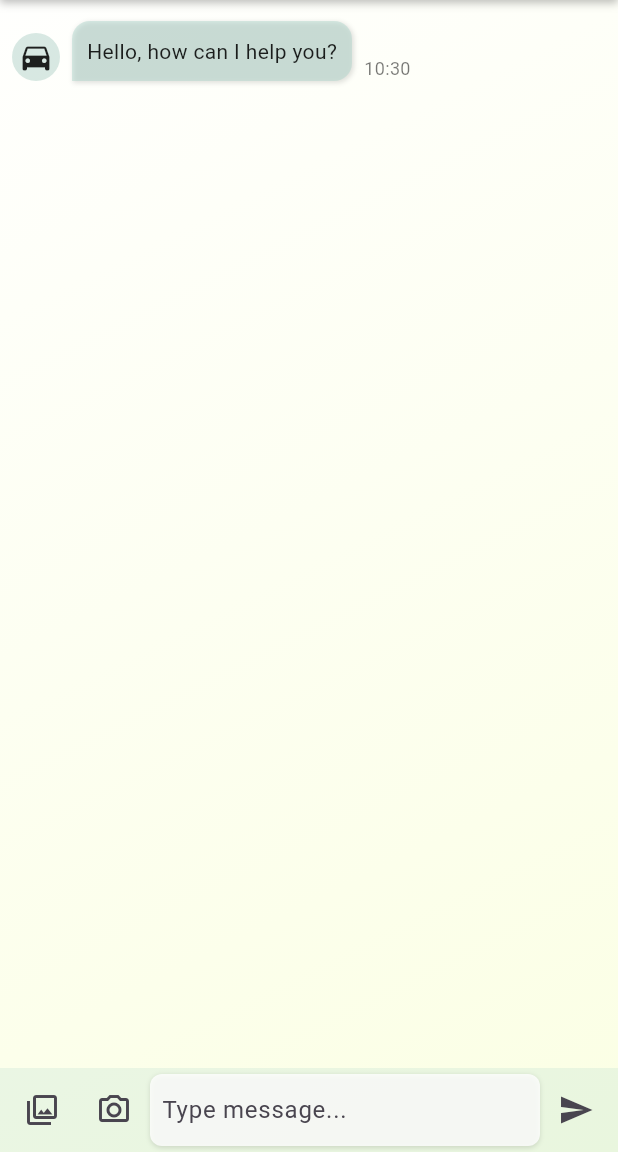
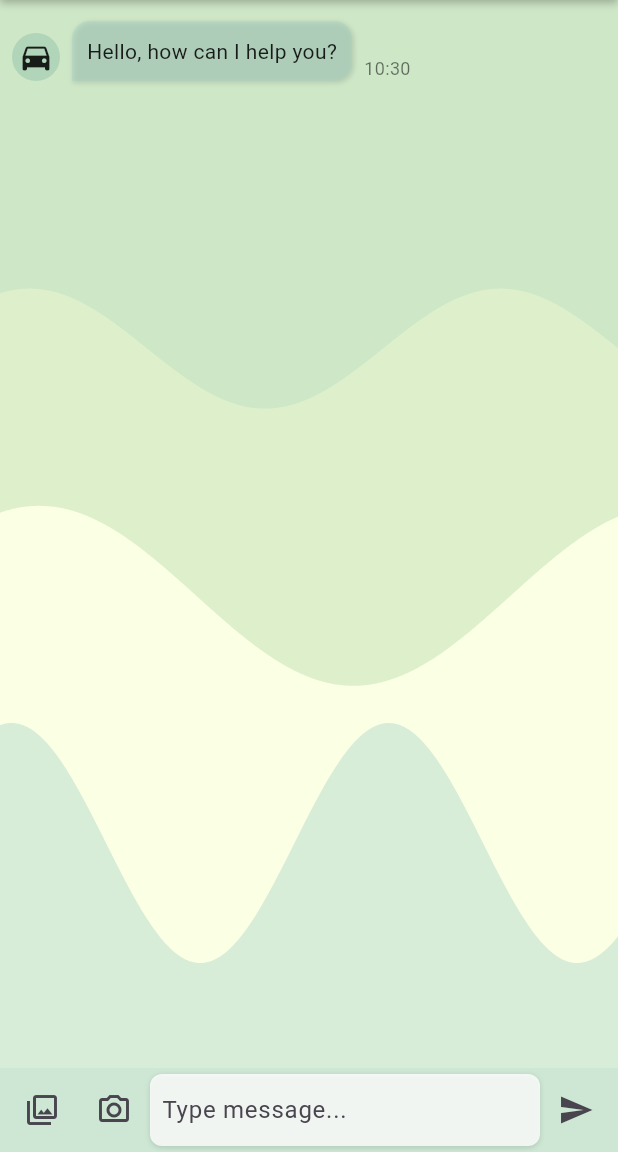
Before and after one commit to Abd210/car-ai, a Flutter app: the screen it shows after launch, after a tap on the "send" icon, on a phone screen of 412 x 824 dp, the part 84-1236 px from its top. Run offline on Flutter 3.47's test engine with Material 3 defaults, Android fonts, the phone set to English and light mode, and no system bars; our stand-ins replace flutter_spinkit, image_picker.

Commit message:
Update main.dart

```diff
--- a/car_ai/lib/main.dart
+++ b/car_ai/lib/main.dart
@@ -12,7 +12,8 @@ import 'package:flutter_spinkit/flutter_spinkit.dart';
 // ---------------------------------------------------------------------------
 // Where we send the request
 // ---------------------------------------------------------------------------
-const String kBackendUrl = 'https://dash-gem-ef3cd0583e98.herokuapp.com/analyzeDashboardPic';
+const String kBackendUrl =
+    'https://dash-gem-ef3cd0583e98.herokuapp.com/analyzeDashboardPic';
 
 // Some colors for the wave background:
 const Color kColorPrimary = Color(0xFF3D8D7A);
@@ -167,6 +168,24 @@ class _DashGemChatPageState extends State<DashGemChatPage>
     }
   }
 
+  // Build the conversation memory to send to backend
+  String _buildConversationMemory() {
+    // Example format: "User: Hello\nAI: How can I help?\nUser: I need help!\n..."
+    final buffer = StringBuffer();
+    for (final msg in _messages) {
+      final speaker = (msg.sender == MessageSender.user) ? 'User' : 'AI';
+      // Combine both text & possible images info (basic). You can customize more if needed
+      if (msg.imageBytes != null) {
+        buffer.writeln('$speaker: [image attached]');
+      }
+      if (msg.text.isNotEmpty) {
+        buffer.writeln('$speaker: ${msg.text}');
+      }
+      buffer.writeln(); // blank line
+    }
+    return buffer.toString().trim();
+  }
+
   // Add user message
   void _addUserMessage({String text = '', Uint8List? imageBytes}) {
     setState(() {
@@ -201,8 +220,20 @@ class _DashGemChatPageState extends State<DashGemChatPage>
     // Locally add user's chat bubble (which might have text, image, or both)
     _addUserMessage(text: text, imageBytes: _selectedImageBytes);
 
-    // Then actually send to backend
-    _sendToBackend(text, _selectedImageBytes);
+    // Check how many words user typed (simple check by splitting on spaces)
+    final wordCount = text.split(RegExp(r'\s+')).where((w) => w.isNotEmpty).length;
+
+    // Send 1 request if < 20 words, or 2 requests if >= 20 words
+    _sendToBackend(text, _selectedImageBytes, isFollowUp: false).then((_) async {
+      // If user typed a big message, do a follow-up request
+      if (wordCount >= 20) {
+        await _sendToBackend(
+          "Follow-up: The user wrote a lengthy message. Please provide more details.",
+          null,
+          isFollowUp: true,
+        );
+      }
+    });
 
     // Clear local states
     setState(() {
@@ -247,7 +278,9 @@ class _DashGemChatPageState extends State<DashGemChatPage>
   }
 
   // *** The crucial method that does the "curl-like" request. ***
-  Future<void> _sendToBackend(String text, Uint8List? imageBytes) async {
+  // If `isFollowUp` is true, we label the text differently in the request.
+  Future<void> _sendToBackend(String text, Uint8List? imageBytes,
+      {required bool isFollowUp}) async {
     setState(() {
       _isSending = true;
       _aiTyping = true; // We'll show a typing bubble
@@ -266,21 +299,25 @@ class _DashGemChatPageState extends State<DashGemChatPage>
       // Create multipart request
       final request = http.MultipartRequest('POST', Uri.parse(kBackendUrl));
 
-      // 1) Add text field
-      //    If user typed anything, send it. If not, just put something trivial.
-      if (text.isNotEmpty) {
-        request.fields['text'] = text;
+      // Add the entire conversation so far
+      final conversationMemory = _buildConversationMemory();
+      request.fields['memory'] = conversationMemory;
+
+      // Add text field
+      // If this is a follow-up, we prefix it in some way to differentiate
+      if (isFollowUp) {
+        request.fields['text'] = "FOLLOW-UP >> $text";
       } else {
-        request.fields['text'] = 'User posted only an image.';
+        request.fields['text'] = text.isNotEmpty ? text : 'User posted only an image.';
       }
 
-      // 2) Add file under field name "image"
+      // Add file under field name "image"
       if (imageBytes != null) {
         request.files.add(
           http.MultipartFile.fromBytes(
             'image',
             imageBytes,
-            filename: 'check-engine.jpg',
+            filename: 'user-upload.jpg',
             contentType: MediaType('image', 'jpeg'), // or 'png' if needed
           ),
         );
@@ -366,18 +403,10 @@ class _DashGemChatPageState extends State<DashGemChatPage>
     return Scaffold(
       body: Stack(
         children: [
-          // Painted wave background (moving)
+          // Painted wave background (3 layers for bigger effect)
           CustomPaint(
             painter: WavePainter(animation: _waveController),
-            child: Container(
-              decoration: const BoxDecoration(
-                gradient: LinearGradient(
-                  colors: [Colors.white, kColorCream],
-                  begin: Alignment.topLeft,
-                  end: Alignment.bottomRight,
-                ),
-              ),
-            ),
+            child: Container(),
           ),
 
           Column(
@@ -791,7 +820,7 @@ class _TypingBubble extends StatelessWidget {
 }
 
 // ---------------------------------------------------------------------------
-// WavePainter for the background (made bigger amplitude + placed lower)
+// WavePainter for the background (3 waves, bigger amplitude)
 // ---------------------------------------------------------------------------
 class WavePainter extends CustomPainter {
   final Animation<double> animation;
@@ -802,37 +831,50 @@ class WavePainter extends CustomPainter {
     final w = size.width;
     final h = size.height;
 
-    // Wave #1 (Mint)
-    final wavePaint1 = Paint()..color = kColorMint.withOpacity(0.4);
+    // Wave #1 (lowest)
+    final wavePaint1 = Paint()..color = kColorMint.withOpacity(0.3);
     final wave1 = Path();
-    // Start from near bottom (70%)
-    wave1.moveTo(0, h * 0.7);
+    wave1.moveTo(0, h * 0.35);
     for (double x = 0; x <= w; x++) {
       wave1.lineTo(
         x,
-        h * 0.7 + math.sin((x + animation.value * 500) * 0.02) * 40,
+        h * 0.35 + math.sin((x + animation.value * 300) * 0.02) * 40,
       );
     }
-    wave1.lineTo(w, h);
-    wave1.lineTo(0, h);
+    wave1.lineTo(w, 0);
+    wave1.lineTo(0, 0);
     wave1.close();
     canvas.drawPath(wave1, wavePaint1);
 
-    // Wave #2 (LightGreen)
+    // Wave #2 (middle)
     final wavePaint2 = Paint()..color = kColorLightGreen.withOpacity(0.4);
     final wave2 = Path();
-    // Start a bit higher (60%)
-    wave2.moveTo(0, h * 0.6);
+    wave2.moveTo(0, h * 0.55);
     for (double x = 0; x <= w; x++) {
       wave2.lineTo(
         x,
-        h * 0.6 + math.sin((x + animation.value * 700) * 0.025) * 50,
+        h * 0.55 + math.sin((x + animation.value * 400) * 0.015) * 60,
       );
     }
-    wave2.lineTo(w, h);
-    wave2.lineTo(0, h);
+    wave2.lineTo(w, 0);
+    wave2.lineTo(0, 0);
     wave2.close();
     canvas.drawPath(wave2, wavePaint2);
+
+    // Wave #3 (highest)
+    final wavePaint3 = Paint()..color = kColorMint.withOpacity(0.4);
+    final wave3 = Path();
+    wave3.moveTo(0, h * 0.75);
+    for (double x = 0; x <= w; x++) {
+      wave3.lineTo(
+        x,
+        h * 0.75 + math.sin((x + animation.value * 600) * 0.025) * 80,
+      );
+    }
+    wave3.lineTo(w, h);
+    wave3.lineTo(0, h);
+    wave3.close();
+    canvas.drawPath(wave3, wavePaint3);
   }
 
   @override
```
